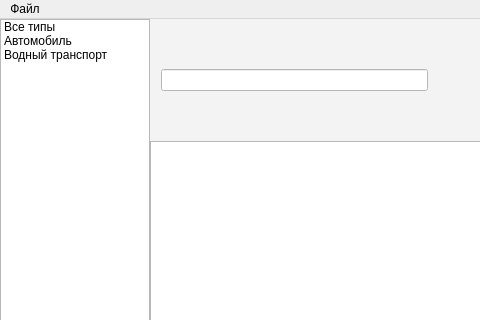
This is VehicleAccountingSystem/VehicleAccountingSystem.ui in monte-v/VehicleAccountingSystem as Qt 5 draws it before an edit; both pictures show x 0 to 480 and y 0 to 320 of the 912 by 500 pixel window. The edited form follows.
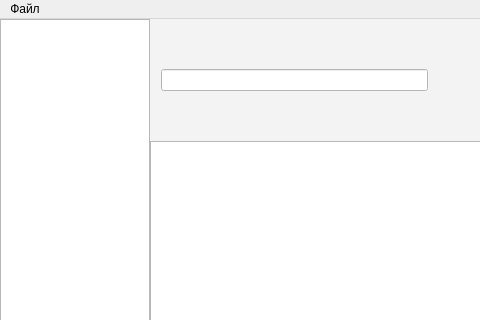
This is the edited form.

Commit message: Добавлен один CustomVehicle, через который добавляются новые ТС

What changed in the file:
```diff
--- a/VehicleAccountingSystem/VehicleAccountingSystem.ui
+++ b/VehicleAccountingSystem/VehicleAccountingSystem.ui
@@ -193,21 +193,6 @@
         <height>16777215</height>
        </size>
       </property>
-      <item>
-       <property name="text">
-        <string>Все типы</string>
-       </property>
-      </item>
-      <item>
-       <property name="text">
-        <string>Автомобиль</string>
-       </property>
-      </item>
-      <item>
-       <property name="text">
-        <string>Водный транспорт</string>
-       </property>
-      </item>
      </widget>
     </item>
    </layout>
```
The commit also changes 11 other files.
